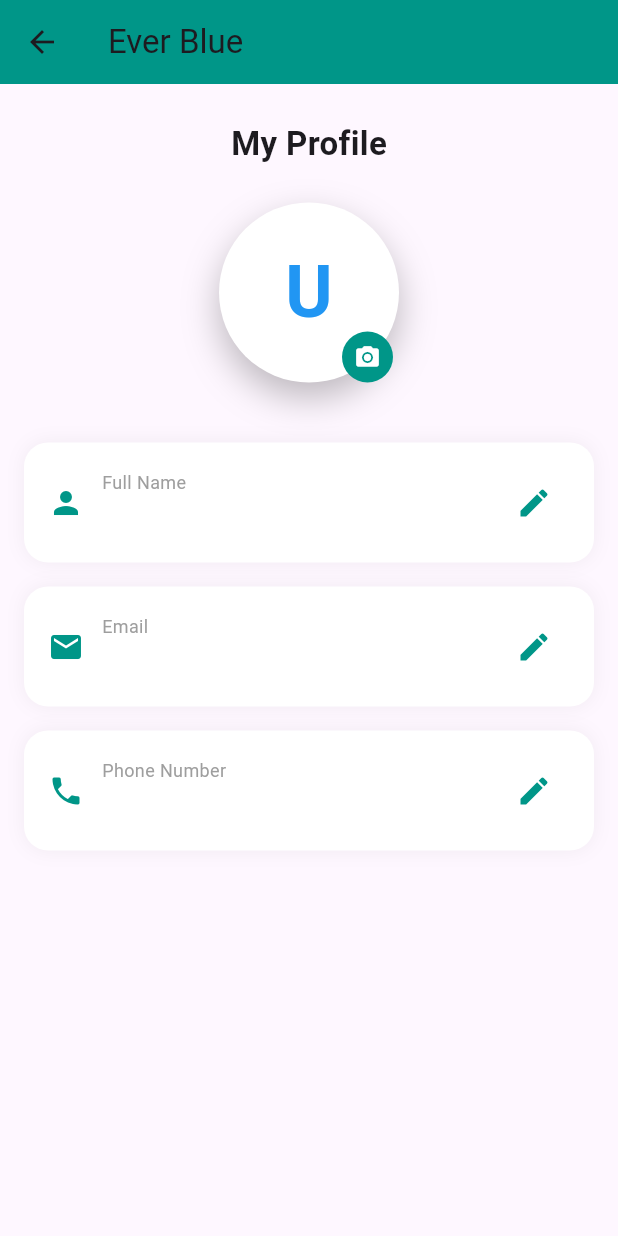
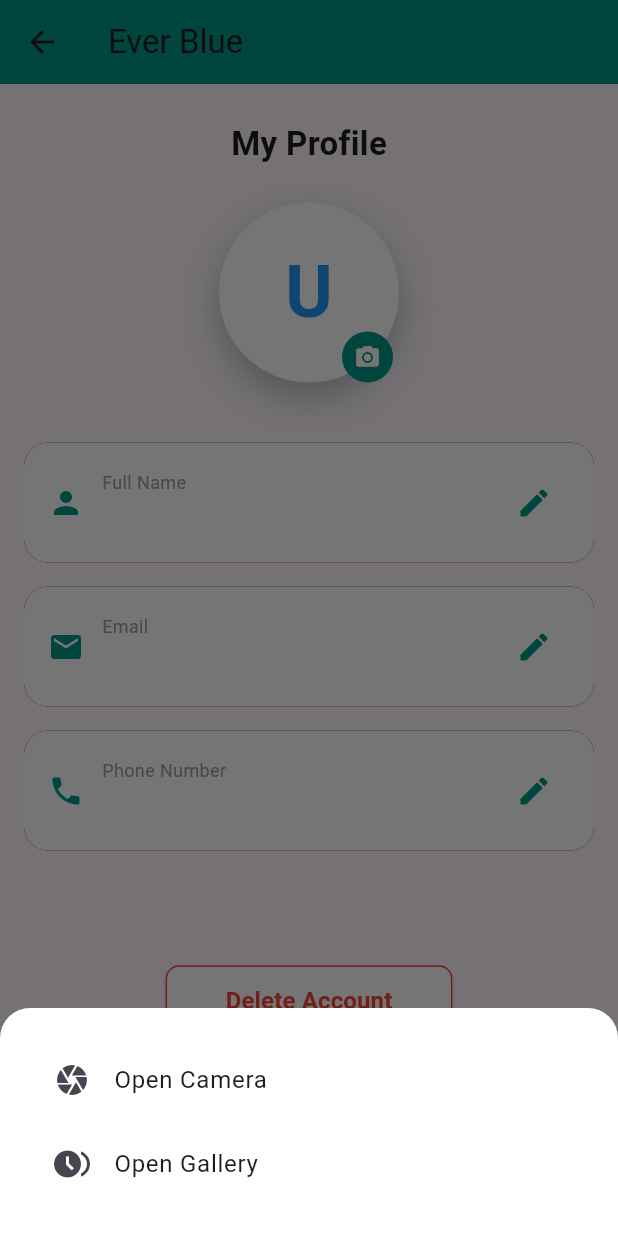
Before and after one commit to sthaasis007/everblue_flutter, a Flutter app: the EditProfile screen opened directly, after a tap on the "camera alt" icon, on a phone screen of 412 x 824 dp. Run offline on Flutter 3.47's test engine with Material 3 defaults, Android fonts, the phone set to English and light mode, and no system bars; our stand-ins replace connectivity_plus, dartz, dio, equatable, flutter_image_compress, flutter_riverpod and 7 more; missing offline and left inert: dio_smart_retry; accounts and stored records are empty.

Commit message:
update cor runtime

```diff
--- a/lib/features/profilefeature_screen/presentation/pages/edit_profile.dart
+++ b/lib/features/profilefeature_screen/presentation/pages/edit_profile.dart
@@ -1,6 +1,11 @@
+import 'dart:io';
 import 'package:everblue/core/services/storage/user_session_service.dart';
+import 'package:everblue/features/profilefeature_screen/presentation/widgets/media_picker_buttom_sheet.dart';
 import 'package:flutter/material.dart';
+import 'package:flutter_image_compress/flutter_image_compress.dart';
 import 'package:flutter_riverpod/flutter_riverpod.dart';
+import 'package:image_picker/image_picker.dart';
+import 'package:permission_handler/permission_handler.dart';
 
 class EditProfile extends ConsumerStatefulWidget {
   const EditProfile({super.key});
@@ -22,6 +27,114 @@ class _EditProfileState extends ConsumerState<EditProfile> {
         userSessionService.getCurrentUserPhoneNumber() ?? '';
     // final profileImageUrl =
     //     userSessionService.getCurrentUserProfileImage();
+
+    final List<File> _selectedMedia = [];
+    final ImagePicker _imagePicker = ImagePicker();
+    String? _selectedMediaType;
+
+
+  void _showPermissionDeniedDialog() {
+    showDialog(
+      context: context,
+      builder: (context) => AlertDialog(
+        title: const Text("Permission Required"),
+        content: const Text(
+          "This feature requires permission to access your camera or gallery. Please enable it in your device settings.",
+        ),
+        actions: [
+          TextButton(
+            onPressed: () => Navigator.of(context).pop(),
+            child: const Text('Cancel'),
+          ),
+          TextButton(
+            onPressed: () {
+              Navigator.of(context).pop();
+              openAppSettings();
+            },
+            child: const Text('Open Settings'),
+          ),
+        ],
+      ),
+    );
+  }
+
+  Future<bool> _requestPermission(Permission permission) async {
+    final status = await permission.status;
+    if (status.isGranted) return true;
+
+    if (status.isDenied) {
+      final result = await permission.request();
+      return result.isGranted;
+    }
+
+    if (status.isPermanentlyDenied) {
+      _showPermissionDeniedDialog();
+      return false;
+    }
+
+    return false;
+  }
+
+
+
+
+
+  Future<void> _pickFromCamera() async {
+    final hasPermission = await _requestPermission(Permission.camera);
+    if (!hasPermission) return;
+
+    final XFile? photo = await _imagePicker.pickImage(
+      source: ImageSource.camera,
+      imageQuality: 80,
+    );
+
+    if (photo != null) {
+      setState(() {
+        _selectedMedia.clear();
+        _selectedMedia.add(File(photo.path));
+        _selectedMediaType = 'photo';
+      });
+      // await ref
+          // .read(itemViewModelProvider.notifier)
+          // .uploadPhoto(File(photo.path));
+    }
+  }
+
+  Future<void> _pickFromGallery() async {
+    try {
+      final XFile? image = await _imagePicker.pickImage(
+        source: ImageSource.gallery,
+        imageQuality: 80,
+      );
+
+      if (image != null) {
+        setState(() {
+          _selectedMedia.clear();
+          _selectedMedia.add(File(image.path));
+          _selectedMediaType = 'photo';
+        });
+        // await ref
+        //     .read(itemViewModelProvider.notifier)
+        //     .uploadPhoto(File(image.path));
+      }
+    } catch (e) {
+      debugPrint('Gallery Error $e');
+      if (mounted) {
+        // SnackbarUtils.showError(
+          // context,
+          // 'Unable to access gallery. Please try using the camera instead.',
+        // );
+      }
+    }
+  }
+
+  void _showMediaPicker() {
+    MediaPickerBottomSheet.show(
+      context,
+      onCameraTap: _pickFromCamera,
+      onGalleryTap: _pickFromGallery,
+    );
+  }
 
     return Scaffold(
       appBar: AppBar(
@@ -96,7 +209,7 @@ class _EditProfileState extends ConsumerState<EditProfile> {
                     bottom: 0,
                     right: 4,
                     child: InkWell(
-                      onTap: _uploadProfileImage,
+                      onTap: _showMediaPicker,
                       child: Container(
                         padding: const EdgeInsets.all(8),
                         decoration: const BoxDecoration(
@@ -126,7 +239,7 @@ class _EditProfileState extends ConsumerState<EditProfile> {
                       label: 'Full Name',
                       value: userName,
                       onEdit: () {
-                        // TODO: edit name
+
                       },
                     ),
                     _profileField(
@@ -134,7 +247,7 @@ class _EditProfileState extends ConsumerState<EditProfile> {
                       label: 'Email',
                       value: userEmail,
                       onEdit: () {
-                        // usually email not editable
+
                       },
                     ),
                     _profileField(
@@ -142,14 +255,35 @@ class _EditProfileState extends ConsumerState<EditProfile> {
                       label: 'Phone Number',
                       value: phoneNumber,
                       onEdit: () {
-                        // TODO: edit phone
+
                       },
                     ),
                   ],
                 ),
               ),
+              const SizedBox(height: 60),
+              ElevatedButton(
+                onPressed: () {
 
-              const SizedBox(height: 24),
+                },
+                style: ElevatedButton.styleFrom(
+                  backgroundColor: Colors.white,
+                  padding: const EdgeInsets.symmetric(
+                      horizontal: 40, vertical: 12),
+                  shape: RoundedRectangleBorder(
+                    borderRadius: BorderRadius.circular(9),
+                    side: const BorderSide(color: Colors.red),
+                  ),
+                ),
+                child: const Text(
+                  'Delete Account',
+                  style: TextStyle(
+                    fontSize: 16,
+                    color: Colors.red,
+                    fontWeight: FontWeight.bold,
+                  ),
+                ),
+              ),
             ],
           ),
         ),
@@ -180,8 +314,7 @@ class _EditProfileState extends ConsumerState<EditProfile> {
         borderRadius: BorderRadius.circular(16),
         boxShadow: [
           BoxShadow(
-            color: Colors.black.withOpacity(0.05),
-            blurRadius: 10,
+            color: Colors.black,
           ),
         ],
       ),
--- /dev/null
+++ b/lib/features/profilefeature_screen/presentation/widgets/media_picker_buttom_sheet.dart
@@ -0,0 +1,61 @@
+import 'package:flutter/material.dart';
+
+class MediaPickerBottomSheet extends StatelessWidget {
+  final VoidCallback onCameraTap;
+  final VoidCallback onGalleryTap;
+
+  const MediaPickerBottomSheet({
+    super.key,
+    required this.onCameraTap,
+    required this.onGalleryTap
+  });
+
+  static Future<void> show(
+    BuildContext context, {
+    required VoidCallback onCameraTap,
+    required VoidCallback onGalleryTap,
+  }) {
+    return showModalBottomSheet(
+      context: context,
+      backgroundColor: Colors.white,
+      shape: const RoundedRectangleBorder(
+        borderRadius: BorderRadius.vertical(top: Radius.circular(20)),
+      ),
+      builder: (context) => MediaPickerBottomSheet(
+        onCameraTap: () {
+          Navigator.pop(context);
+          onCameraTap();
+        },
+        onGalleryTap: () {
+          Navigator.pop(context);
+          onGalleryTap();
+        },
+
+      ),
+    );
+  }
+
+  @override
+  Widget build(BuildContext context) {
+    return SafeArea(
+      child: Padding(
+        padding: const EdgeInsets.all(20),
+        child: Column(
+          mainAxisSize: MainAxisSize.min,
+          children: [
+            ListTile(
+              leading: const Icon(Icons.camera),
+              title: const Text('Open Camera'),
+              onTap: onCameraTap,
+            ),
+            ListTile(
+              leading: const Icon(Icons.browse_gallery),
+              title: const Text('Open Gallery'),
+              onTap: onGalleryTap,
+            ),
+          ],
+        ),
+      ),
+    );
+  }
+}
```
Also changed, not shown: 1 other file.
